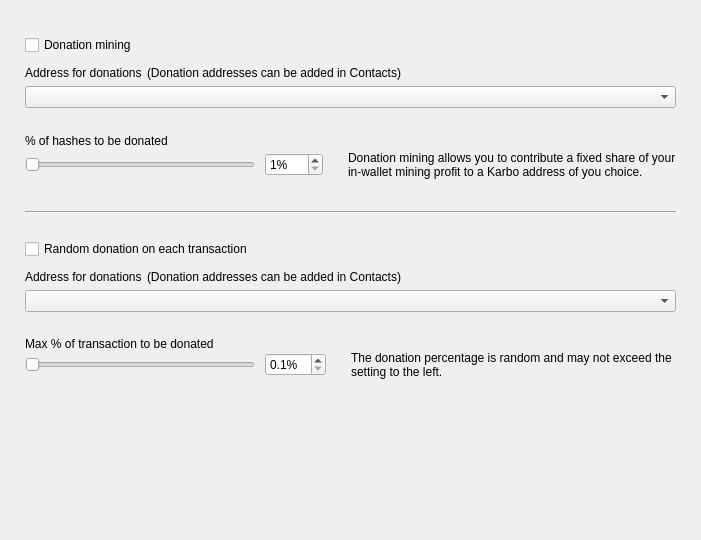
Qt form src/Gui/Options/DonationOptionsFrame.ui (Karbovanets/Karbo-lite) before a commit.
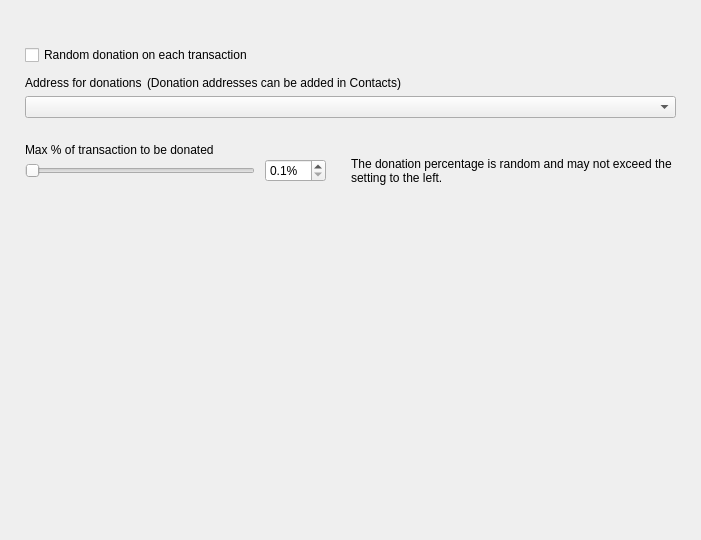
The same form after that commit. Custom widgets are drawn as their Qt base class.

Commit message: Remove mining

What changed in the file:
```diff
--- a/src/Gui/Options/DonationOptionsFrame.ui
+++ b/src/Gui/Options/DonationOptionsFrame.ui
@@ -35,13 +35,6 @@
    <property name="bottomMargin">
     <number>0</number>
    </property>
-   <item>
-    <widget class="QCheckBox" name="m_enableDonationMiningCheck">
-     <property name="text">
-      <string>Donation mining</string>
-     </property>
-    </widget>
-   </item>
    <item>
     <widget class="QFrame" name="m_donationMiningFrame">
      <property name="frameShape">
@@ -50,7 +43,7 @@
      <property name="frameShadow">
       <enum>QFrame::Raised</enum>
      </property>
-     <layout class="QGridLayout" name="gridLayout" columnstretch="1,0,0,1">
+     <layout class="QGridLayout" name="gridLayout" columnstretch="0">
       <property name="leftMargin">
        <number>0</number>
       </property>
@@ -69,202 +62,9 @@
       <property name="verticalSpacing">
        <number>0</number>
       </property>
-      <item row="2" column="0" colspan="4">
-       <widget class="QComboBox" name="m_donationMiningAddressCombo"/>
-      </item>
-      <item row="3" column="0" colspan="4">
-       <spacer name="verticalSpacer_2">
-        <property name="orientation">
-         <enum>Qt::Vertical</enum>
-        </property>
-        <property name="sizeType">
-         <enum>QSizePolicy::Fixed</enum>
-        </property>
-        <property name="sizeHint" stdset="0">
-         <size>
-          <width>20</width>
-          <height>25</height>
-         </size>
-        </property>
-       </spacer>
-      </item>
-      <item row="4" column="0" colspan="4">
-       <widget class="WalletGui::WalletNormalBlackTextLabel" name="label_2">
-        <property name="minimumSize">
-         <size>
-          <width>0</width>
-          <height>16</height>
-         </size>
-        </property>
-        <property name="text">
-         <string>% of hashes to be donated</string>
-        </property>
-        <property name="indent">
-         <number>0</number>
-        </property>
-       </widget>
-      </item>
-      <item row="5" column="1">
-       <widget class="QSpinBox" name="m_donationMiningAmountSpin">
-        <property name="suffix">
-         <string>%</string>
-        </property>
-        <property name="minimum">
-         <number>1</number>
-        </property>
-        <property name="maximum">
-         <number>100</number>
-        </property>
-       </widget>
-      </item>
-      <item row="5" column="0">
-       <widget class="QSlider" name="m_donationMiningAmountSlider">
-        <property name="maximumSize">
-         <size>
-          <width>230</width>
-          <height>16777215</height>
-         </size>
-        </property>
-        <property name="minimum">
-         <number>1</number>
-        </property>
-        <property name="maximum">
-         <number>100</number>
-        </property>
-        <property name="orientation">
-         <enum>Qt::Horizontal</enum>
-        </property>
-       </widget>
-      </item>
-      <item row="5" column="2">
-       <spacer name="horizontalSpacer">
-        <property name="orientation">
-         <enum>Qt::Horizontal</enum>
-        </property>
-        <property name="sizeType">
-         <enum>QSizePolicy::Fixed</enum>
-        </property>
-        <property name="sizeHint" stdset="0">
-         <size>
-          <width>5</width>
-          <height>20</height>
-         </size>
-        </property>
-       </spacer>
-      </item>
-      <item row="5" column="3" alignment="Qt::AlignVCenter">
-       <widget class="WalletGui::WalletSmallGrayTextLabel" name="m_donationMiningCommentLabel">
-        <property name="minimumSize">
-         <size>
-          <width>0</width>
-          <height>32</height>
-         </size>
-        </property>
-        <property name="text">
-         <string>Donation mining allows you to contribute a fixed share of your in-wallet mining profit to a Karbo address of you choice.</string>
-        </property>
-        <property name="wordWrap">
-         <bool>true</bool>
-        </property>
-        <property name="indent">
-         <number>0</number>
-        </property>
-       </widget>
-      </item>
-      <item row="1" column="0" colspan="4">
-       <spacer name="verticalSpacer_6">
-        <property name="orientation">
-         <enum>Qt::Vertical</enum>
-        </property>
-        <property name="sizeType">
-         <enum>QSizePolicy::Fixed</enum>
-        </property>
-        <property name="sizeHint" stdset="0">
-         <size>
-          <width>20</width>
-          <height>5</height>
-         </size>
-        </property>
-       </spacer>
-      </item>
-      <item row="0" column="0" colspan="4">
-       <layout class="QHBoxLayout" name="horizontalLayout" stretch="0,1">
-        <property name="spacing">
-         <number>5</number>
-        </property>
-        <property name="leftMargin">
-         <number>0</number>
-        </property>
-        <item>
-         <widget class="WalletGui::WalletNormalBlackTextLabel" name="label">
-          <property name="minimumSize">
-           <size>
-            <width>0</width>
-            <height>16</height>
-           </size>
-          </property>
-          <property name="text">
-           <string>Address for donations</string>
-          </property>
-          <property name="indent">
-           <number>0</number>
-          </property>
-         </widget>
-        </item>
-        <item>
-         <widget class="WalletGui::WalletSmallGrayTextLabel" name="label_5">
-          <property name="text">
-           <string>(Donation addresses can be added in Contacts)</string>
-          </property>
-         </widget>
-        </item>
-       </layout>
-      </item>
      </layout>
     </widget>
    </item>
-   <item>
-    <spacer name="verticalSpacer_3">
-     <property name="orientation">
-      <enum>Qt::Vertical</enum>
-     </property>
-     <property name="sizeType">
-      <enum>QSizePolicy::Fixed</enum>
-     </property>
-     <property name="sizeHint" stdset="0">
-      <size>
-       <width>20</width>
-       <height>20</height>
-      </size>
-     </property>
-    </spacer>
-   </item>
-   <item>
-    <widget class="Line" name="line">
-     <property name="frameShadow">
-      <enum>QFrame::Sunken</enum>
-     </property>
-     <property name="orientation">
-      <enum>Qt::Horizontal</enum>
-     </property>
-    </widget>
-   </item>
-   <item>
-    <spacer name="verticalSpacer_4">
-     <property name="orientation">
-      <enum>Qt::Vertical</enum>
-     </property>
-     <property name="sizeType">
-      <enum>QSizePolicy::Fixed</enum>
-     </property>
-     <property name="sizeHint" stdset="0">
-      <size>
-       <width>20</width>
-       <height>15</height>
-      </size>
-     </property>
-    </spacer>
-   </item>
    <item>
     <widget class="QCheckBox" name="m_enableDonationChangeCheck">
      <property name="text">
```
Left out of the diff: 48 changed lines with no effect on the pictures. The commit also changes 50 other files.
